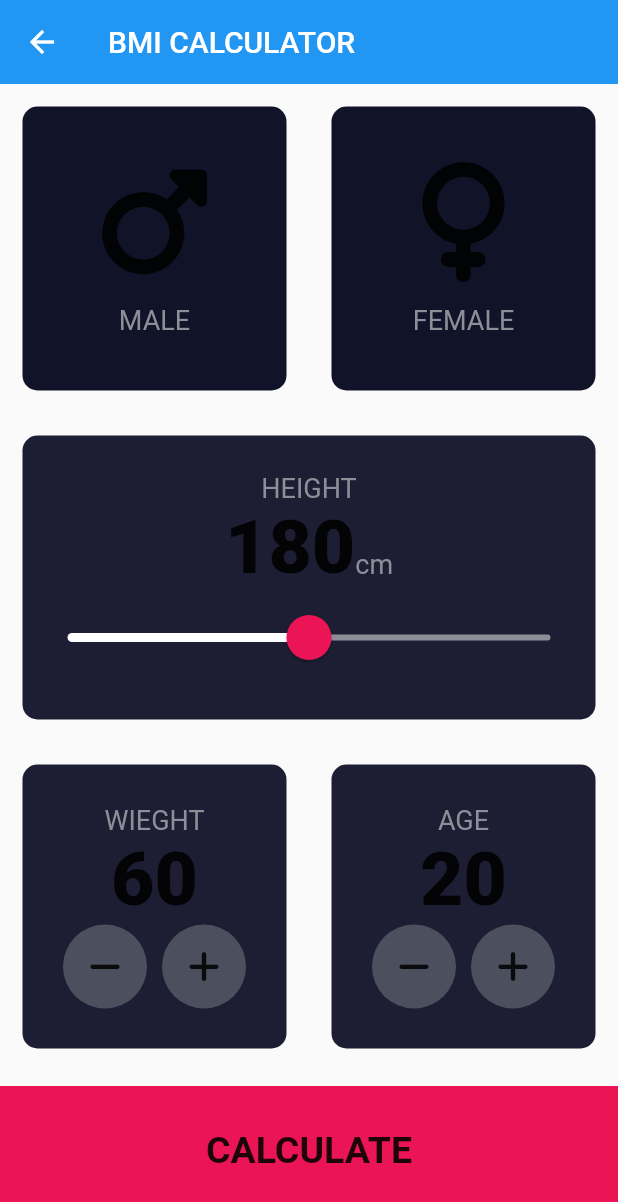
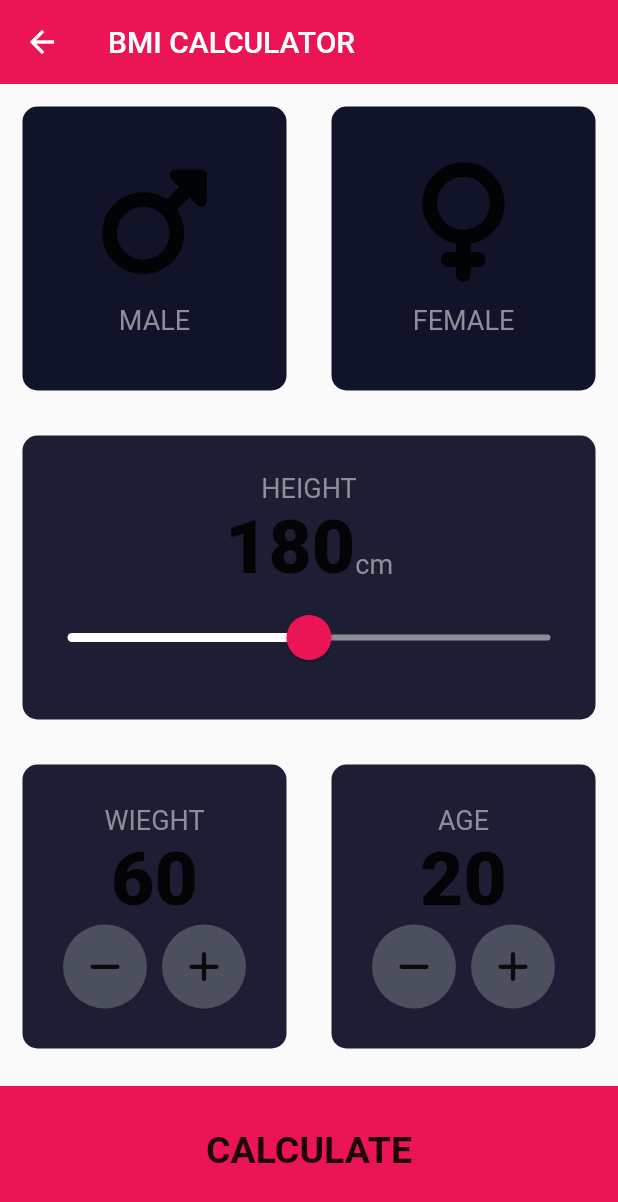
Before and after one commit to AbeerAzmi/KetoDiet, a Flutter app: the HomeScreen screen opened by its route, on a phone screen of 412 x 824 dp. Shown: the top 1202 px of the screen. Run offline on Flutter 3.47's test engine with Material 2 defaults, Android fonts, the phone set to English and light mode, and no system bars; our stand-ins replace firebase_auth, firebase_core, font_awesome_flutter; accounts and stored records are empty.

Commit message:
design edit

```diff
--- a/lib/screens/home_screen.dart
+++ b/lib/screens/home_screen.dart
@@ -29,6 +29,7 @@ class _HomeScreenState extends State<HomeScreen> {
       appBar: AppBar(
         elevation: 0,
         title: const Text('BMI CALCULATOR'),
+        backgroundColor: const Color(0xFFEB1555),
       ),
       body: Column(
         crossAxisAlignment: CrossAxisAlignment.stretch,
```
